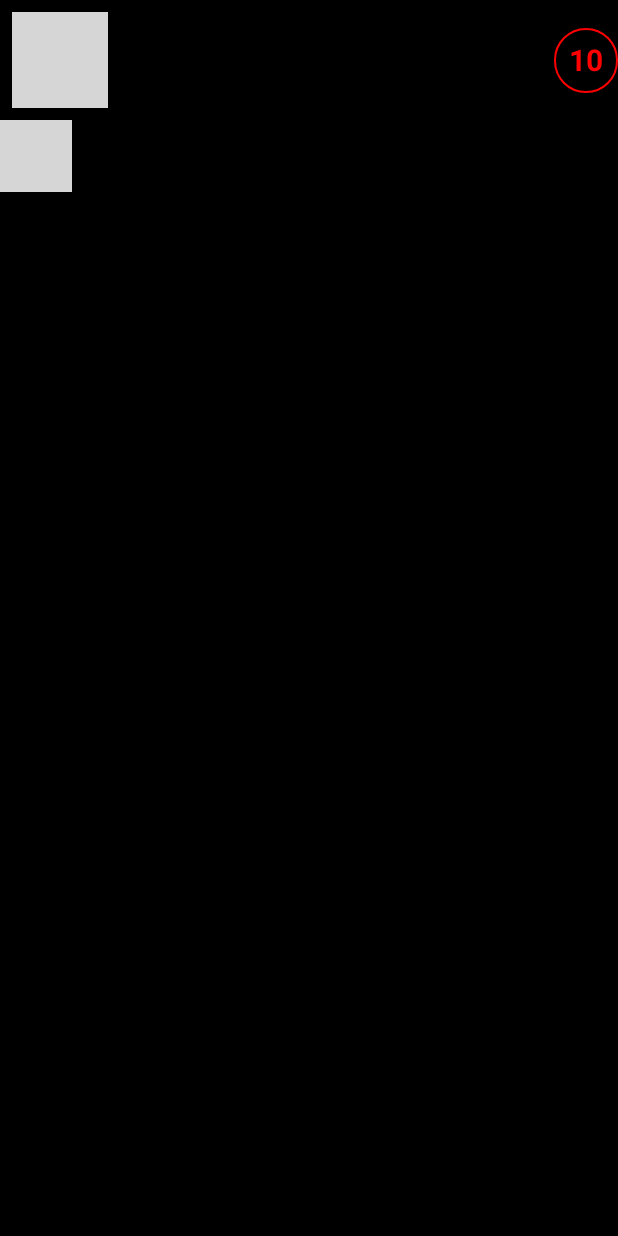
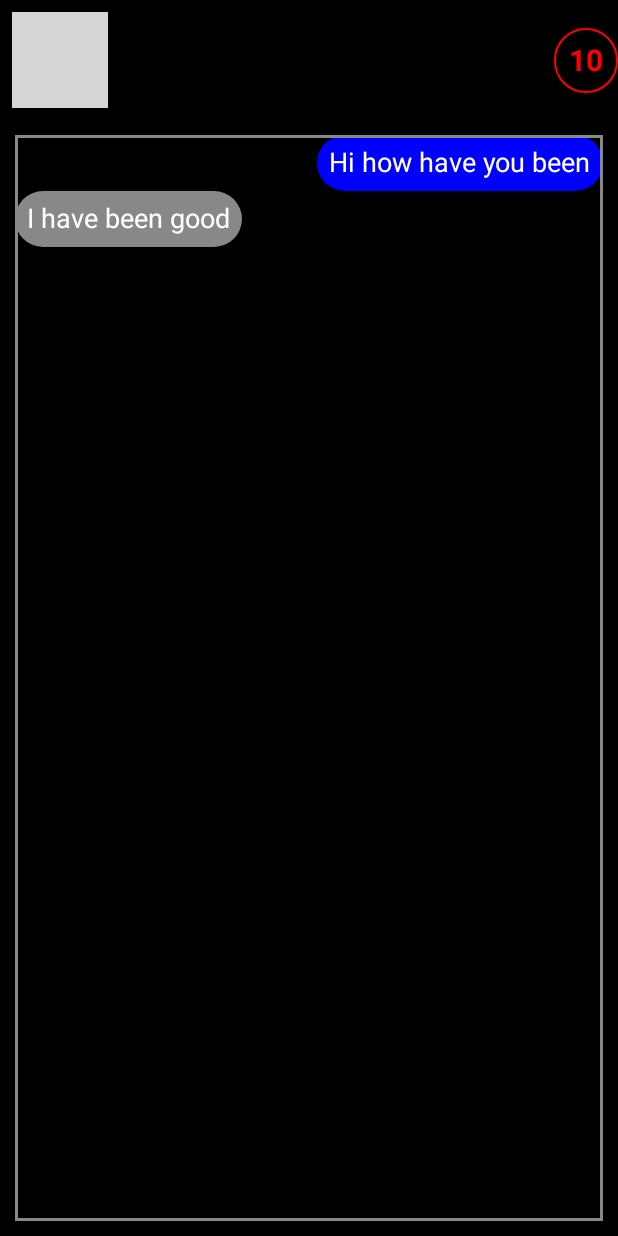
Before and after one commit to bcrankin01/InTouch, an Android app built with Jetpack Compose: the MessagesScreen screen opened through its navigation route, on a phone screen of 412 x 824 dp. Run offline under Robolectric (Android 15) with nearby library versions, the phone set to English and light mode, and no system bars; grey boxes are pictures that could not be loaded.

Commit message:
Added signin/signup, created infrastructure for connections

```diff
--- a/app/build.gradle
+++ b/app/build.gradle
@@ -1,6 +1,9 @@
 plugins {
     id 'com.android.application'
     id 'org.jetbrains.kotlin.android'
+    id 'kotlin-kapt'
+    // Add the Google services Gradle plugin
+    id 'com.google.gms.google-services'
 }
 
 android {
--- /dev/null
+++ b/app/src/main/java/com/example/current/Connection.kt
@@ -0,0 +1,3 @@
+package com.example.current
+
+data class Connection(val members: List<User>)
--- a/app/src/main/java/com/example/current/MainActivity.kt
+++ b/app/src/main/java/com/example/current/MainActivity.kt
@@ -13,6 +13,7 @@ import androidx.compose.ui.tooling.preview.Preview
 import androidx.navigation.NavHostController
 import androidx.navigation.compose.rememberNavController
 import com.example.current.ui.theme.CurrentTheme
+import com.google.firebase.FirebaseApp
 
 class MainActivity : ComponentActivity() {
 
@@ -20,6 +21,9 @@ class MainActivity : ComponentActivity() {
 
     override fun onCreate(savedInstanceState: Bundle?) {
         super.onCreate(savedInstanceState)
+
+        FirebaseApp.initializeApp(this)
+
         setContent {
             CurrentTheme {
                 navController = rememberNavController()
--- a/app/src/main/java/com/example/current/MessagesScreen.kt
+++ b/app/src/main/java/com/example/current/MessagesScreen.kt
@@ -7,6 +7,7 @@ import androidx.compose.foundation.layout.*
 import androidx.compose.foundation.lazy.LazyColumn
 import androidx.compose.foundation.lazy.items
 import androidx.compose.foundation.shape.CircleShape
+import androidx.compose.material.OutlinedTextField
 import androidx.compose.material.Text
 import androidx.compose.runtime.Composable
 import androidx.compose.ui.Alignment
@@ -31,9 +32,16 @@ fun MessagesScreen(
             .fillMaxSize()
             .background(Color.Black)
     ) {
+
+        val messages = listOf(
+            Message("Hi how have you been", "6/26/23", "me", "1"),
+            Message("I have been good", "6/26/23", "other", "1")
+        )
+
         HeaderSection()
-        Conversation()
+        Conversation(messages)
         InputSection()
+
     }
 
 
@@ -47,6 +55,7 @@ fun Conversation(
         modifier = Modifier
             .fillMaxSize()
             .padding(10.dp)
+            .border(2.dp, Color.Gray)
             ){
         items(messages) { message ->
             when (message.sender) {
@@ -55,7 +64,15 @@ fun Conversation(
                         horizontalArrangement = Arrangement.End,
                         modifier = Modifier.fillMaxWidth()
                     ) {
+                        Text(
+                            text = message.content,
+                            color = Color.White,
+                            fontSize = 18.sp,
+                            modifier = Modifier
+                                .background(Color.Blue, CircleShape)
+                                .padding(8.dp)
 
+                        )
                     }
                 }
                 "admin" -> {
@@ -63,15 +80,30 @@ fun Conversation(
                         horizontalArrangement = Arrangement.Center,
                         modifier = Modifier.fillMaxWidth()
                     ) {
-
+                        Text(
+                            text = message.content,
+                            color = Color.White,
+                            fontSize = 18.sp,
+                            modifier = Modifier
+                                .background(Color.Yellow, CircleShape)
+                                .padding(8.dp)
+                        )
                     }
                 }
-                "Other" -> {
+                "other" -> {
                     Row(
                         horizontalArrangement = Arrangement.Start,
                         modifier = Modifier.fillMaxWidth()
                     ) {
+                        Text(
+                            text = message.content,
+                            color = Color.White,
+                            fontSize = 18.sp,
+                            modifier = Modifier
+                                .background(Color.Gray, CircleShape)
+                                .padding(8.dp)
 
+                        )
                     }
                 }
             }
@@ -81,7 +113,15 @@ fun Conversation(
 
 @Composable
 fun InputSection() {
-
+//    OutlinedTextField(
+//        modifier = Modifier
+//            .background(Color.White),
+//        value = password,
+//        onValueChange = { text ->
+//            password = text
+//        },
+//        label = { Text("Password") }, // Hint for the password field
+//    )
 }
 
 @Composable
--- a/app/src/main/java/com/example/current/Navigation.kt
+++ b/app/src/main/java/com/example/current/Navigation.kt
@@ -11,7 +11,7 @@ fun Navigation(
 ) {
     NavHost(
         navController = navController,
-        startDestination = Screen.HomeScreen.route
+        startDestination = Screen.SigninScreen.route
     ) {
         composable(
             route = Screen.HomeScreen.route
@@ -23,5 +23,15 @@ fun Navigation(
         ) {
             MessagesScreen(navController)
         }
+        composable(
+            route = Screen.SignupScreen.route
+        ) {
+            SignupScreen(navController)
+        }
+        composable(
+            route = Screen.SigninScreen.route
+        ) {
+            SigninScreen(navController)
+        }
     }
 }
--- a/app/src/main/java/com/example/current/Screen.kt
+++ b/app/src/main/java/com/example/current/Screen.kt
@@ -3,4 +3,6 @@ package com.example.current
 sealed class Screen(val route: String) {
     object HomeScreen: Screen("home_screen")
     object MessagesScreen: Screen("messages_screen")
+    object SignupScreen: Screen("Signup_screen")
+    object SigninScreen: Screen("Signin_screen")
 }
--- /dev/null
+++ b/app/src/main/java/com/example/current/SigninScreen.kt
@@ -0,0 +1,113 @@
+package com.example.current
+
+import android.util.Log
+import androidx.compose.foundation.background
+import androidx.compose.foundation.layout.*
+import androidx.compose.foundation.text.KeyboardOptions
+import androidx.compose.material.Button
+import androidx.compose.material.OutlinedTextField
+import androidx.compose.material.Text
+import androidx.compose.material.TextButton
+import androidx.compose.runtime.*
+import androidx.compose.ui.Alignment
+import androidx.compose.ui.Modifier
+import androidx.compose.ui.graphics.Color
+import androidx.compose.ui.text.font.FontWeight
+import androidx.compose.ui.text.input.KeyboardType
+import androidx.compose.ui.tooling.preview.Preview
+import androidx.compose.ui.unit.dp
+import androidx.navigation.NavController
+import androidx.navigation.compose.rememberNavController
+
+
+private var firebaseManager = FirebaseManager()
+
+@Composable
+fun SigninScreen(
+    navController: NavController
+) {
+
+    var username by remember {
+        mutableStateOf("")
+    }
+    var password by remember {
+        mutableStateOf("")
+    }
+
+    Column(
+        modifier = Modifier
+            .fillMaxSize()
+            .background(Color.Black),
+        verticalArrangement = Arrangement.Center,
+        horizontalAlignment = Alignment.CenterHorizontally
+    ) {
+        Text(
+            text = "Sign In",
+            color = Color.White
+        )
+
+        OutlinedTextField(
+            modifier = Modifier
+                .background(Color.White),
+            value = username,
+            onValueChange = { text ->
+                username = text
+            },
+            label = { Text("Username") },
+        )
+
+        Spacer(
+            modifier = Modifier.size(16.dp)
+        )
+
+        OutlinedTextField(
+            modifier = Modifier
+                .background(Color.White),
+            value = password,
+            onValueChange = { text ->
+                password = text
+            },
+            label = { Text("Password") }, // Hint for the password field
+        )
+
+        Button(
+            onClick = {
+                Log.d("OnSignIn", "Email: ${username}, Password: $password")
+                firebaseManager.signIn(username, password, navController)
+            }
+        ) {
+            Text(text = "Sign in")
+        }
+
+        Row(
+            verticalAlignment = Alignment.CenterVertically,
+            horizontalArrangement = Arrangement.Center
+        ) {
+            Text(
+                text = "Don't have an account?",
+                color = Color.White
+            )
+            TextButton(onClick = {
+                navController.navigate(route = Screen.SignupScreen.route)
+            }) {
+                Text(
+                    text = "\tRegister",
+                    fontWeight = FontWeight.Bold
+                )
+            }
+        }
+    }
+}
+
+private fun signup(phoneNumber: String) {
+
+}
+
+
+@Composable
+@Preview
+fun SigninScreenPreview() {
+    SigninScreen(
+        navController = rememberNavController()
+    )
+}
--- /dev/null
+++ b/app/src/main/java/com/example/current/User.kt
@@ -0,0 +1,3 @@
+package com.example.current
+
+data class User(val username: String)
```
Also changed, not shown: app/src/main/java/com/example/current/FirebaseManager.kt (+47 -0 lines), app/src/main/java/com/example/current/SignupScreen.kt (added, +128 -0 lines), 1 other file.
